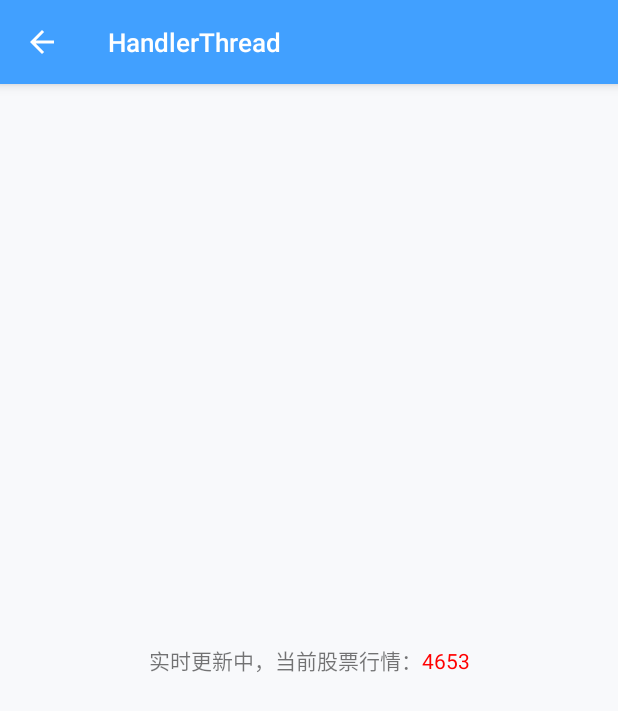
After one commit to JalenFang/AndroidCodeNote, an Android app: the HandlerThreadActivity screen opened directly, with no data from a screen before it, on a phone screen of 412 x 824 dp. The commit adds this screen. Shown: the top 711 px of the screen. Run offline under Robolectric (Android 15) with nearby library versions, the phone set to English and light mode, and no system bars; our stand-ins replace ButterKnife.

Commit message:
HandlerThread

```diff
--- a/Module/src/main/AndroidManifest.xml
+++ b/Module/src/main/AndroidManifest.xml
@@ -269,6 +269,11 @@
             android:name=".ipc.aidl.AIDLService"
             android:process=":aidlService" />
 
+        <activity
+            android:name=".thread.handlerThread.HandlerThreadActivity"
+            android:label="@string/thread_handler_thread"
+            android:launchMode="standard" />
+
 
     </application>
 
--- /dev/null
+++ b/Module/src/main/java/com/ideal/jalen/thread/handlerThread/HandlerThreadActivity.java
@@ -0,0 +1,101 @@
+package com.ideal.jalen.thread.handlerThread;
+
+import android.app.Activity;
+import android.os.Bundle;
+import android.os.Handler;
+import android.os.HandlerThread;
+import android.os.Message;
+import android.support.annotation.Nullable;
+import android.text.Html;
+import android.widget.TextView;
+
+import com.ideal.jalen.R;
+import com.ideal.jalen.base.BaseActivity;
+
+import java.util.Locale;
+
+import butterknife.BindView;
+
+/**
+ * author: jalen
+ * date: 2017/11/28
+ * editor:
+ * date:
+ * describe: HandlerThread的使用
+ */
+public class HandlerThreadActivity extends BaseActivity {
+
+    @BindView(R.id.activity_handler_thread_desc)
+    TextView desc;
+
+    Handler handler;
+    private static final int MSG_UPDATE_INFO = 0x100;
+    private boolean isUpdate = true;
+    private HandlerThread handlerThread;
+
+    @Override
+    public Activity getActivity() {
+        return this;
+    }
+
+    @Override
+    public int getLayout() {
+        return R.layout.activity_handler_thread;
+    }
+
+    @Override
+    public void initUI(@Nullable Bundle savedInstanceState) {
+        //1.创建HandlerThread对象
+        handlerThread = new HandlerThread("jalen");
+        //2.启动handlerThread
+        handlerThread.start();
+        //3.将handler和handlerThread绑定在一起
+        handler = new Handler(handlerThread.getLooper()) {
+            @Override
+            public void handleMessage(Message msg) {
+                super.handleMessage(msg);
+                checkForUpdate();
+                if (isUpdate) {
+                    handler.sendEmptyMessage(MSG_UPDATE_INFO);
+                }
+            }
+        };
+    }
+
+    private void checkForUpdate() {
+        try {
+            Thread.sleep(2000);
+            desc.post(new Runnable() {
+                @Override
+                public void run() {
+                    String result = "实时更新中，当前股票行情：<font color='red'>%d</font>";
+                    result = String.format(Locale.CHINESE, result, (int) (Math.random() * 5000 + 1000));
+                    desc.setText(Html.fromHtml(result));
+                }
+            });
+        } catch (Exception e) {
+            e.printStackTrace();
+        }
+    }
+
+    @Override
+    protected void onResume() {
+        isUpdate = true;
+        super.onResume();
+        handler.sendEmptyMessage(MSG_UPDATE_INFO);
+    }
+
+    @Override
+    protected void onPause() {
+        super.onPause();
+        isUpdate = false;
+        handler.removeMessages(MSG_UPDATE_INFO);
+    }
+
+    @Override
+    protected void onDestroy() {
+        super.onDestroy();
+        handlerThread.quit();
+        handler.removeCallbacksAndMessages(null);
+    }
+}
--- /dev/null
+++ b/Module/src/main/res/layout/activity_handler_thread.xml
@@ -0,0 +1,15 @@
+<?xml version="1.0" encoding="utf-8"?>
+<LinearLayout xmlns:android="http://schemas.android.com/apk/res/android"
+    android:layout_width="match_parent"
+    android:layout_height="match_parent"
+    android:orientation="vertical">
+
+    <include layout="@layout/toolbar" />
+
+    <TextView
+        android:id="@+id/activity_handler_thread_desc"
+        android:layout_width="match_parent"
+        android:layout_height="match_parent"
+        android:gravity="center" />
+
+</LinearLayout>
--- a/Module/src/main/res/layout/activity_main.xml
+++ b/Module/src/main/res/layout/activity_main.xml
@@ -83,6 +83,11 @@
 
             <Button
                 style="@style/main_button"
+                android:onClick="onClickThread"
+                android:text="@string/thread" />
+
+            <Button
+                style="@style/main_button"
                 android:onClick="onClickTest"
                 android:text="@string/test" />
 
```
Also changed, not shown: Module/src/main/java/com/ideal/jalen/base/MainActivity.java (+26 -1 lines), Module/src/main/res/values/strings.xml (+9 -0 lines).
